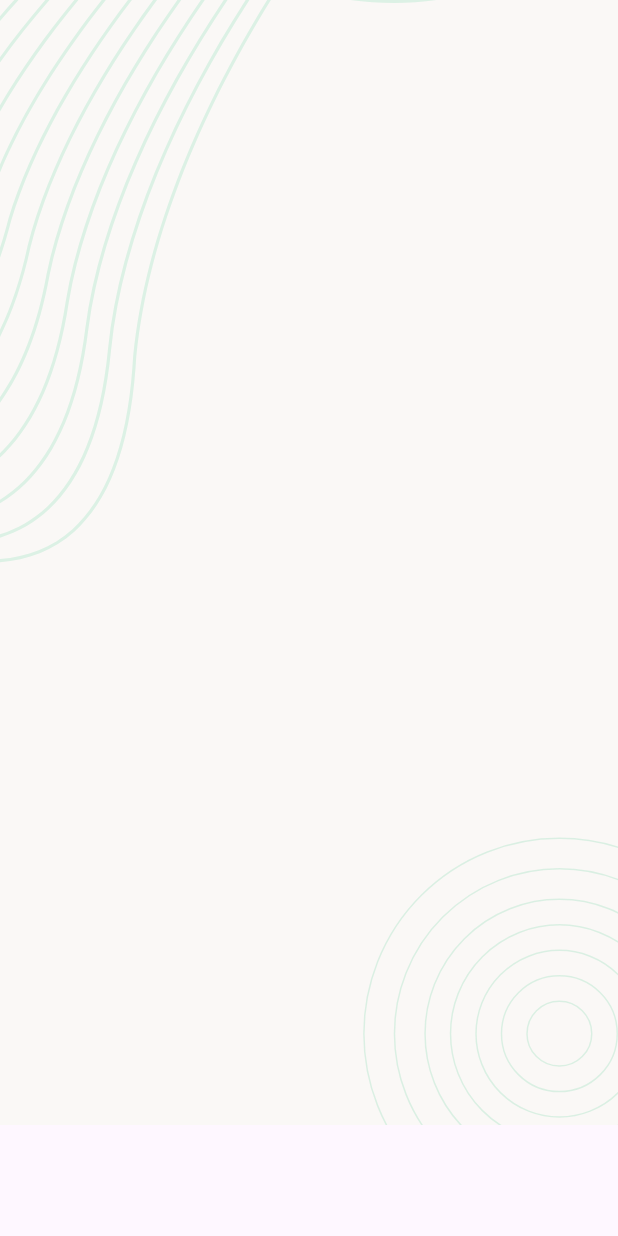
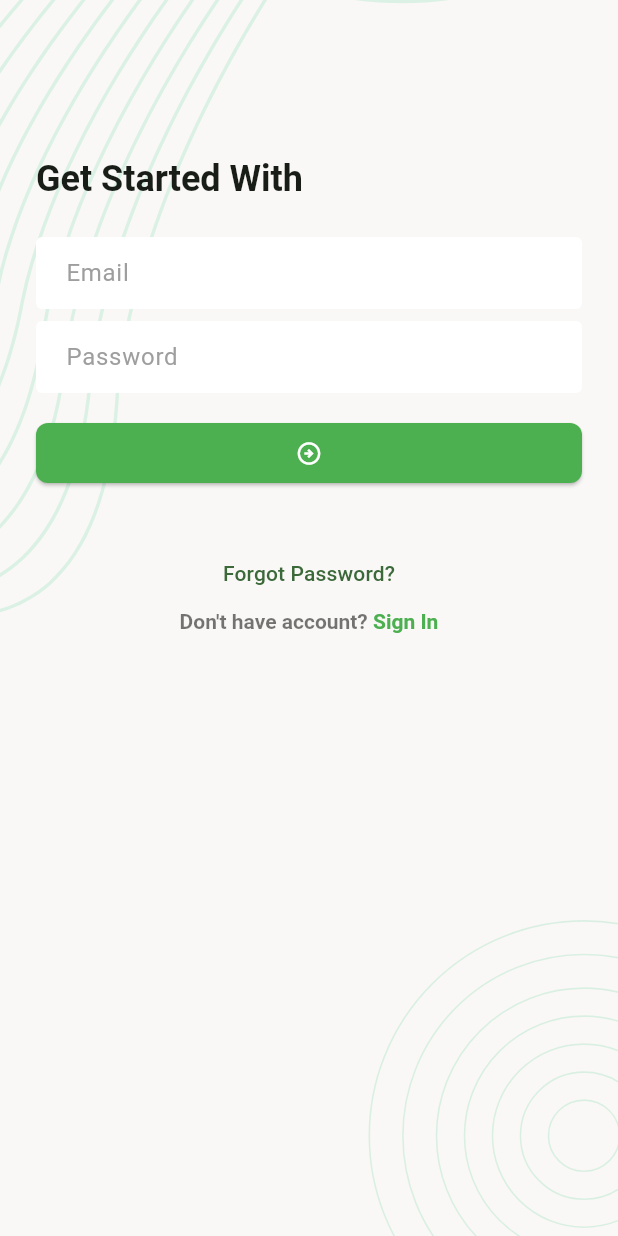
Before and after one commit to RafatMeraz/ostad_flutter_batch_nine, a Flutter app: the screen it shows after launch, on a phone screen of 412 x 824 dp. Run offline on Flutter 3.47's test engine with Material 3 defaults, Android fonts, the phone set to English and light mode, and no system bars; our stand-ins replace flutter_svg.

Commit message:
Add login screen ui

```diff
--- a/lib/app.dart
+++ b/lib/app.dart
@@ -1,13 +1,54 @@
 import 'package:flutter/material.dart';
 import 'package:ostad_flutter_batch_nine/ui/screens/splash_screen.dart';
 
-class TaskManagerApp extends StatelessWidget {
+class TaskManagerApp extends StatefulWidget {
   const TaskManagerApp({super.key});
 
   @override
+  State<TaskManagerApp> createState() => _TaskManagerAppState();
+}
+
+class _TaskManagerAppState extends State<TaskManagerApp> {
+  @override
   Widget build(BuildContext context) {
-    return const MaterialApp(
-      home: SplashScreen(),
+    return MaterialApp(
+      theme: ThemeData(
+        colorSchemeSeed: Colors.green,
+        inputDecorationTheme: InputDecorationTheme(
+          hintStyle: const TextStyle(
+              fontWeight: FontWeight.w400,
+              color: Colors.grey
+          ),
+          fillColor: Colors.white,
+          filled: true,
+          contentPadding: const EdgeInsets.symmetric(
+              horizontal: 16
+          ),
+          border: _getZeroBorder(),
+          enabledBorder: _getZeroBorder(),
+          errorBorder: _getZeroBorder(),
+        ),
+        elevatedButtonTheme: ElevatedButtonThemeData(
+          style: ElevatedButton.styleFrom(
+              fixedSize: const Size.fromWidth(double.maxFinite),
+              backgroundColor: Colors.green,
+              foregroundColor: Colors.white,
+              shape: RoundedRectangleBorder(
+                  borderRadius: BorderRadius.circular(8)
+              )
+          ),
+        ),
+        textTheme: const TextTheme(
+          titleLarge: TextStyle(fontSize: 24, fontWeight: FontWeight.w600),
+        )
+      ),
+      home: const SplashScreen(),
+    );
+  }
+
+  OutlineInputBorder _getZeroBorder() {
+    return const OutlineInputBorder(
+      borderSide: BorderSide.none,
     );
   }
 }
--- /dev/null
+++ b/lib/ui/screens/login_screen.dart
@@ -0,0 +1,86 @@
+import 'package:flutter/gestures.dart';
+import 'package:flutter/material.dart';
+import 'package:ostad_flutter_batch_nine/ui/widgets/screen_background.dart';
+
+class LoginScreen extends StatefulWidget {
+  const LoginScreen({super.key});
+
+  @override
+  State<LoginScreen> createState() => _LoginScreenState();
+}
+
+class _LoginScreenState extends State<LoginScreen> {
+  @override
+  Widget build(BuildContext context) {
+    return Scaffold(
+      body: ScreenBackground(
+        child: Padding(
+          padding: const EdgeInsets.all(24),
+          child: Column(
+            crossAxisAlignment: CrossAxisAlignment.start,
+            children: [
+              const SizedBox(height: 80),
+              Text(
+                'Get Started With',
+                style: Theme.of(context).textTheme.titleLarge,
+              ),
+              const SizedBox(height: 24),
+              TextFormField(
+                decoration: const InputDecoration(
+                  hintText: 'Email',
+                ),
+              ),
+              const SizedBox(height: 8),
+              TextFormField(
+                decoration: const InputDecoration(
+                  hintText: 'Password',
+                ),
+              ),
+              const SizedBox(height: 16),
+              ElevatedButton(
+                onPressed: () {},
+                child: const Icon(Icons.arrow_circle_right_outlined),
+              ),
+              const SizedBox(height: 32),
+              Center(
+                child: Column(
+                  children: [
+                    TextButton(
+                      onPressed: _onTapSignInButton,
+                      child: const Text('Forgot Password?'),
+                    ),
+                    RichText(
+                      text: TextSpan(
+                        style: const TextStyle(
+                          color: Colors.black54,
+                          fontWeight: FontWeight.w600,
+                          fontSize: 14,
+                        ),
+                        children: [
+                          const TextSpan(text: "Don't have account? "),
+                          TextSpan(
+                            text: "Sign In",
+                            style: const TextStyle(
+                              color: Colors.green,
+                              fontWeight: FontWeight.bold,
+                            ),
+                            recognizer: TapGestureRecognizer()
+                              ..onTap = _onTapSignInButton,
+                          ),
+                        ],
+                      ),
+                    ),
+                  ],
+                ),
+              )
+            ],
+          ),
+        ),
+      ),
+    );
+  }
+
+  void _onTapForgotPasswordButton() {}
+
+  void _onTapSignInButton() {}
+}
--- a/lib/ui/screens/splash_screen.dart
+++ b/lib/ui/screens/splash_screen.dart
@@ -1,5 +1,8 @@
 import 'package:flutter/material.dart';
 import 'package:flutter_svg/flutter_svg.dart';
+import 'package:ostad_flutter_batch_nine/ui/screens/login_screen.dart';
+import 'package:ostad_flutter_batch_nine/ui/utils/assets_path.dart';
+import 'package:ostad_flutter_batch_nine/ui/widgets/screen_background.dart';
 
 class SplashScreen extends StatefulWidget {
   const SplashScreen({super.key});
@@ -10,9 +13,32 @@ class SplashScreen extends StatefulWidget {
 
 class _SplashScreenState extends State<SplashScreen> {
   @override
+  void initState() {
+    super.initState();
+    _moveToNextScreen();
+  }
+
+  Future<void> _moveToNextScreen() async {
+    await Future.delayed(const Duration(seconds: 2));
+    Navigator.pushReplacement(
+      context,
+      MaterialPageRoute(
+        builder: (context) => const LoginScreen(),
+      ),
+    );
+  }
+
+  @override
   Widget build(BuildContext context) {
     return Scaffold(
-      body: SvgPicture.asset('assets/images/background.svg'),
+      body: ScreenBackground(
+        child: Center(
+          child: SvgPicture.asset(
+            AssetsPath.logoSvg,
+            width: 120,
+          ),
+        ),
+      ),
     );
   }
 }
--- /dev/null
+++ b/lib/ui/utils/assets_path.dart
@@ -0,0 +1,6 @@
+class AssetsPath {
+  static const String _imagePath = 'assets/images';
+
+  static const String backgroundSvg = '$_imagePath/background.svg';
+  static const String logoSvg = '$_imagePath/logo.svg';
+}
--- /dev/null
+++ b/lib/ui/widgets/screen_background.dart
@@ -0,0 +1,24 @@
+import 'package:flutter/material.dart';
+import 'package:flutter_svg/svg.dart';
+import 'package:ostad_flutter_batch_nine/ui/utils/assets_path.dart';
+
+class ScreenBackground extends StatelessWidget {
+  const ScreenBackground({super.key, required this.child});
+
+  final Widget child;
+
+  @override
+  Widget build(BuildContext context) {
+    return Stack(
+      children: [
+        SvgPicture.asset(
+          width: double.maxFinite,
+          height: double.maxFinite,
+          AssetsPath.backgroundSvg,
+          fit: BoxFit.cover,
+        ),
+        SafeArea(child: child),
+      ],
+    );
+  }
+}
```
